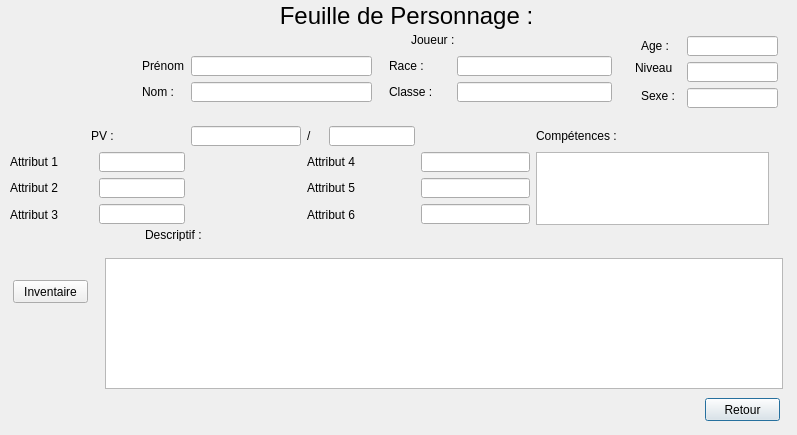
The window that fenetre/formModifierPersonnage.ui (helarion/Application-JDR) describes before a commit, drawn with Qt 5.
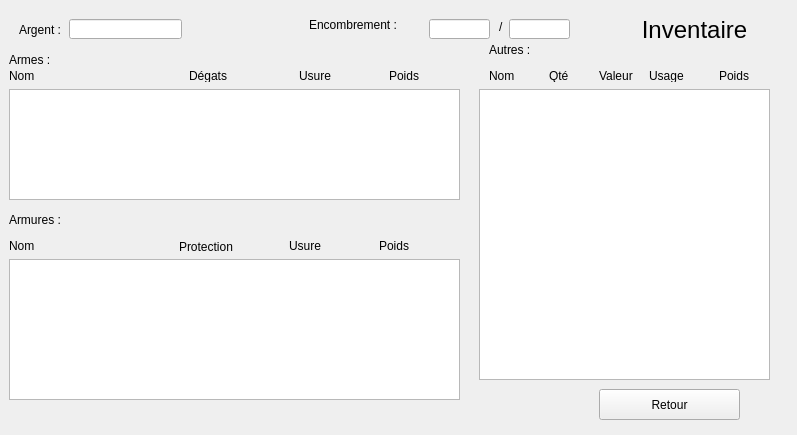
The same window after the commit.

Commit message: Ajout inventaire

```diff
--- a/fenetre/formModifierPersonnage.ui
+++ b/fenetre/formModifierPersonnage.ui
@@ -13,11 +13,71 @@
   <property name="windowTitle">
    <string>Dialog</string>
   </property>
+  <widget class="QStackedWidget" name="stackedWidget">
+   <property name="geometry">
+    <rect>
+     <x>-1</x>
+     <y>-1</y>
+     <width>791</width>
+     <height>431</height>
+    </rect>
+   </property>
+   <property name="currentIndex">
+    <number>1</number>
+   </property>
+   <widget class="QWidget" name="FeuillePersonnage">
+    <widget class="QPushButton" name="InventaireButton">
+     <property name="geometry">
+      <rect>
+       <x>13</x>
+       <y>290</y>
+       <width>75</width>
+       <height>23</height>
+      </rect>
+     </property>
+     <property name="text">
+      <string>Inventaire</string>
+     </property>
+    </widget>
+    <widget class="QLabel" name="Attribut_1Label">
+     <property name="geometry">
+      <rect>
+       <x>10</x>
+       <y>162</y>
+       <width>83</width>
+       <height>20</height>
+      </rect>
+     </property>
+     <property name="text">
+      <string>Attribut 1</string>
+     </property>
+    </widget>
+    <widget class="QLabel" name="label">
+     <property name="geometry">
+      <rect>
+       <x>231</x>
+       <y>10</y>
+       <width>351</width>
+       <height>31</height>
+      </rect>
+     </property>
+     <property name="font">
+      <font>
+       <pointsize>18</pointsize>
+      </font>
+     </property>
+     <property name="text">
+      <string>Feuille de Personnage :</string>
+     </property>
+     <property name="alignment">
+      <set>Qt::AlignCenter</set>
+     </property>
+    </widget>
   <widget class="QLabel" name="label_22">
    <property name="geometry">
     <rect>
      <x>389</x>
-     <y>56</y>
+       <y>66</y>
      <width>62</width>
      <height>20</height>
     </rect>
@@ -26,21 +86,11 @@
     <string>Race :</string>
    </property>
   </widget>
-  <widget class="QLineEdit" name="ClasseEdit">
-   <property name="geometry">
-    <rect>
-     <x>457</x>
-     <y>82</y>
-     <width>155</width>
-     <height>20</height>
-    </rect>
-   </property>
-  </widget>
   <widget class="QLabel" name="label_24">
    <property name="geometry">
     <rect>
      <x>10</x>
-     <y>107</y>
+       <y>117</y>
      <width>759</width>
      <height>13</height>
     </rect>
@@ -52,12 +102,32 @@
     <set>Qt::AlignCenter</set>
    </property>
   </widget>
-  <widget class="QLineEdit" name="PrenomPersonnageEdit">
+    <widget class="QListWidget" name="CompetenceList">
    <property name="geometry">
     <rect>
-     <x>191</x>
-     <y>56</y>
-     <width>181</width>
+       <x>536</x>
+       <y>162</y>
+       <width>233</width>
+       <height>73</height>
+      </rect>
+     </property>
+    </widget>
+    <widget class="QLineEdit" name="PVmaxEdit">
+     <property name="geometry">
+      <rect>
+       <x>329</x>
+       <y>136</y>
+       <width>86</width>
+       <height>20</height>
+      </rect>
+     </property>
+    </widget>
+    <widget class="QLineEdit" name="Attribut_4Edit">
+     <property name="geometry">
+      <rect>
+       <x>421</x>
+       <y>162</y>
+       <width>109</width>
      <height>20</height>
     </rect>
    </property>
@@ -66,7 +136,7 @@
    <property name="geometry">
     <rect>
      <x>307</x>
-     <y>152</y>
+       <y>162</y>
      <width>108</width>
      <height>20</height>
     </rect>
@@ -75,47 +145,70 @@
     <string>Attribut 4</string>
    </property>
   </widget>
-  <widget class="QLabel" name="label_20">
+    <widget class="QLabel" name="SanteLabel">
    <property name="geometry">
     <rect>
-     <x>635</x>
-     <y>58</y>
-     <width>40</width>
+       <x>91</x>
+       <y>136</y>
+       <width>94</width>
      <height>20</height>
     </rect>
    </property>
    <property name="text">
-    <string>Niveau :</string>
-   </property>
-  </widget>
-  <widget class="QLineEdit" name="AgeEdit">
+      <string>PV :</string>
+     </property>
+    </widget>
+    <widget class="QLabel" name="label_16">
    <property name="geometry">
     <rect>
-     <x>687</x>
-     <y>36</y>
-     <width>91</width>
+       <x>307</x>
+       <y>136</y>
+       <width>16</width>
      <height>20</height>
     </rect>
    </property>
-  </widget>
-  <widget class="QPushButton" name="retourButton">
+     <property name="text">
+      <string>/</string>
+     </property>
+    </widget>
+    <widget class="QLabel" name="ImagePerosnnageLabel">
    <property name="geometry">
     <rect>
-     <x>705</x>
-     <y>398</y>
-     <width>75</width>
-     <height>23</height>
+       <x>15</x>
+       <y>18</y>
+       <width>111</width>
+       <height>111</height>
     </rect>
    </property>
    <property name="text">
-    <string>Retour</string>
+      <string/>
+     </property>
+    </widget>
+    <widget class="QLineEdit" name="ClasseEdit">
+     <property name="geometry">
+      <rect>
+       <x>457</x>
+       <y>92</y>
+       <width>155</width>
+       <height>20</height>
+      </rect>
+     </property>
+    </widget>
+    <widget class="QLineEdit" name="Attribut_2Edit">
+     <property name="geometry">
+      <rect>
+       <x>99</x>
+       <y>188</y>
+       <width>86</width>
+       <height>20</height>
+      </rect>
    </property>
   </widget>
   <widget class="QLabel" name="label_12">
    <property name="geometry">
     <rect>
      <x>142</x>
-     <y>82</y>
+       <y>92</y>
      <width>43</width>
      <height>20</height>
     </rect>
@@ -124,12 +217,12 @@
     <string>Nom :</string>
    </property>
   </widget>
-  <widget class="QLineEdit" name="SexeEdit">
+    <widget class="QLineEdit" name="PrenomPersonnageEdit">
    <property name="geometry">
     <rect>
-     <x>687</x>
-     <y>88</y>
-     <width>91</width>
+       <x>191</x>
+       <y>66</y>
+       <width>181</width>
      <height>20</height>
     </rect>
    </property>
@@ -138,7 +231,7 @@
    <property name="geometry">
     <rect>
      <x>10</x>
-     <y>178</y>
+       <y>188</y>
      <width>75</width>
      <height>20</height>
     </rect>
@@ -147,177 +240,57 @@
     <string>Attribut 2 </string>
    </property>
   </widget>
-  <widget class="QLineEdit" name="Attribut_5Edit">
+    <widget class="QLabel" name="label_8">
    <property name="geometry">
     <rect>
-     <x>421</x>
-     <y>178</y>
-     <width>109</width>
+       <x>389</x>
+       <y>92</y>
+       <width>62</width>
      <height>20</height>
     </rect>
    </property>
-  </widget>
-  <widget class="QLineEdit" name="NomEdit">
+     <property name="text">
+      <string>Classe :</string>
+     </property>
+    </widget>
+    <widget class="QLineEdit" name="PVactuelEdit">
    <property name="geometry">
     <rect>
      <x>191</x>
-     <y>82</y>
-     <width>181</width>
+       <y>136</y>
+       <width>110</width>
      <height>20</height>
     </rect>
    </property>
   </widget>
-  <widget class="QLabel" name="label">
-   <property name="geometry">
-    <rect>
-     <x>231</x>
-     <y>0</y>
-     <width>351</width>
-     <height>31</height>
-    </rect>
-   </property>
-   <property name="font">
-    <font>
-     <pointsize>18</pointsize>
-    </font>
-   </property>
-   <property name="text">
-    <string>Feuille de Personnage :</string>
-   </property>
-   <property name="alignment">
-    <set>Qt::AlignCenter</set>
-   </property>
-  </widget>
-  <widget class="QLineEdit" name="PVmaxEdit">
-   <property name="geometry">
-    <rect>
-     <x>329</x>
-     <y>126</y>
-     <width>86</width>
-     <height>20</height>
-    </rect>
-   </property>
-  </widget>
-  <widget class="QLabel" name="label_23">
-   <property name="geometry">
-    <rect>
-     <x>641</x>
-     <y>36</y>
-     <width>40</width>
-     <height>20</height>
-    </rect>
-   </property>
-   <property name="text">
-    <string>Age :</string>
-   </property>
-  </widget>
   <widget class="QLineEdit" name="Attribut_3Edit">
    <property name="geometry">
     <rect>
      <x>99</x>
-     <y>204</y>
+       <y>214</y>
      <width>86</width>
      <height>20</height>
     </rect>
    </property>
   </widget>
-  <widget class="QLineEdit" name="NiveauEdit">
+    <widget class="QLabel" name="label_7">
    <property name="geometry">
     <rect>
-     <x>687</x>
-     <y>62</y>
-     <width>91</width>
+       <x>411</x>
+       <y>40</y>
+       <width>201</width>
      <height>20</height>
     </rect>
    </property>
-  </widget>
-  <widget class="QLabel" name="Attribut_5Label">
-   <property name="geometry">
-    <rect>
-     <x>307</x>
-     <y>178</y>
-     <width>108</width>
-     <height>20</height>
-    </rect>
-   </property>
    <property name="text">
-    <string>Attribut 5</string>
-   </property>
-  </widget>
-  <widget class="QPushButton" name="InventaireButton">
-   <property name="geometry">
-    <rect>
-     <x>13</x>
-     <y>280</y>
-     <width>75</width>
-     <height>23</height>
-    </rect>
-   </property>
-   <property name="text">
-    <string>Inventaire</string>
-   </property>
-  </widget>
-  <widget class="QLineEdit" name="Attribut_2Edit">
-   <property name="geometry">
-    <rect>
-     <x>99</x>
-     <y>178</y>
-     <width>86</width>
-     <height>20</height>
-    </rect>
-   </property>
-  </widget>
-  <widget class="QListWidget" name="CompetenceList">
-   <property name="geometry">
-    <rect>
-     <x>536</x>
-     <y>152</y>
-     <width>233</width>
-     <height>73</height>
-    </rect>
-   </property>
-  </widget>
-  <widget class="QLineEdit" name="RaceEdit">
-   <property name="geometry">
-    <rect>
-     <x>457</x>
-     <y>56</y>
-     <width>155</width>
-     <height>20</height>
-    </rect>
-   </property>
-  </widget>
-  <widget class="QLabel" name="label_9">
-   <property name="geometry">
-    <rect>
-     <x>142</x>
-     <y>56</y>
-     <width>43</width>
-     <height>20</height>
-    </rect>
-   </property>
-   <property name="text">
-    <string>Prénom :</string>
-   </property>
-  </widget>
-  <widget class="QLabel" name="SanteLabel">
-   <property name="geometry">
-    <rect>
-     <x>91</x>
-     <y>126</y>
-     <width>94</width>
-     <height>20</height>
-    </rect>
-   </property>
-   <property name="text">
-    <string>PV :</string>
+      <string>Joueur :</string>
    </property>
   </widget>
   <widget class="QLabel" name="label_19">
    <property name="geometry">
     <rect>
      <x>145</x>
-     <y>228</y>
+       <y>238</y>
      <width>155</width>
      <height>13</height>
     </rect>
@@ -326,11 +299,37 @@
     <string>Descriptif :</string>
    </property>
   </widget>
+    <widget class="QLabel" name="label_20">
+     <property name="geometry">
+      <rect>
+       <x>635</x>
+       <y>68</y>
+       <width>40</width>
+       <height>20</height>
+      </rect>
+     </property>
+     <property name="text">
+      <string>Niveau :</string>
+     </property>
+    </widget>
+    <widget class="QLabel" name="label_18">
+     <property name="geometry">
+      <rect>
+       <x>641</x>
+       <y>96</y>
+       <width>40</width>
+       <height>20</height>
+      </rect>
+     </property>
+     <property name="text">
+      <string>Sexe :</string>
+     </property>
+    </widget>
   <widget class="QLabel" name="label_11">
    <property name="geometry">
     <rect>
      <x>536</x>
-     <y>126</y>
+       <y>136</y>
      <width>233</width>
      <height>20</height>
     </rect>
@@ -339,127 +338,108 @@
     <string>Compétences :</string>
    </property>
   </widget>
-  <widget class="QLineEdit" name="PVactuelEdit">
-   <property name="geometry">
-    <rect>
-     <x>191</x>
-     <y>126</y>
-     <width>110</width>
-     <height>20</height>
-    </rect>
-   </property>
-  </widget>
-  <widget class="QLabel" name="Attribut_1Label">
+    <widget class="QLabel" name="Attribut_3Label">
    <property name="geometry">
     <rect>
      <x>10</x>
-     <y>152</y>
-     <width>83</width>
-     <height>20</height>
+       <y>214</y>
+       <width>75</width>
+       <height>21</height>
     </rect>
    </property>
    <property name="text">
-    <string>Attribut 1</string>
-   </property>
-  </widget>
-  <widget class="QLineEdit" name="Attribut_4Edit">
-   <property name="geometry">
-    <rect>
-     <x>421</x>
-     <y>152</y>
-     <width>109</width>
-     <height>20</height>
-    </rect>
+      <string>Attribut 3</string>
    </property>
   </widget>
   <widget class="QTextEdit" name="DescriptifEdit">
    <property name="geometry">
     <rect>
      <x>105</x>
-     <y>258</y>
+       <y>268</y>
      <width>678</width>
      <height>131</height>
     </rect>
    </property>
   </widget>
-  <widget class="QLabel" name="label_7">
+    <widget class="QLineEdit" name="RaceEdit">
    <property name="geometry">
     <rect>
-     <x>411</x>
-     <y>30</y>
-     <width>201</width>
+       <x>457</x>
+       <y>66</y>
+       <width>155</width>
      <height>20</height>
     </rect>
    </property>
-   <property name="text">
-    <string>Joueur :</string>
-   </property>
-  </widget>
-  <widget class="QLineEdit" name="Attribut_1Edit">
+    </widget>
+    <widget class="QPushButton" name="retourButton">
    <property name="geometry">
     <rect>
-     <x>99</x>
-     <y>152</y>
-     <width>86</width>
-     <height>20</height>
-    </rect>
-   </property>
-  </widget>
-  <widget class="QLabel" name="label_8">
-   <property name="geometry">
-    <rect>
-     <x>389</x>
-     <y>82</y>
-     <width>62</width>
-     <height>20</height>
-    </rect>
-   </property>
+       <x>705</x>
+       <y>408</y>
+       <width>75</width>
+       <height>23</height>
+      </rect>
+     </property>
    <property name="text">
-    <string>Classe :</string>
-   </property>
-  </widget>
-  <widget class="QLabel" name="label_18">
+      <string>Retour</string>
+     </property>
+    </widget>
+    <widget class="QLineEdit" name="NomEdit">
    <property name="geometry">
     <rect>
-     <x>641</x>
-     <y>86</y>
-     <width>40</width>
+       <x>191</x>
+       <y>92</y>
+       <width>181</width>
      <height>20</height>
     </rect>
-   </property>
-   <property name="text">
-    <string>Sexe :</string>
-   </property>
-  </widget>
-  <widget class="QLabel" name="ImagePerosnnageLabel">
-   <property name="geometry">
-    <rect>
-     <x>15</x>
-     <y>8</y>
-     <width>111</width>
-     <height>111</height>
-    </rect>
-   </property>
-   <property name="text">
-    <string/>
    </property>
   </widget>
   <widget class="QLineEdit" name="Attribut_6Edit">
    <property name="geometry">
     <rect>
      <x>421</x>
-     <y>204</y>
+       <y>214</y>
      <width>109</width>
      <height>20</height>
     </rect>
    </property>
   </widget>
-  <widget class="QLabel" name="label_16">
+    <widget class="QLineEdit" name="Attribut_5Edit">
    <property name="geometry">
     <rect>
-     <x>307</x>
-     <y>126</y>
-     <width>16</width>
+       <x>421</x>
+       <y>188</y>
+       <width>109</width>
+       <height>20</height>
+      </rect>
+     </property>
+    </widget>
+    <widget class="QLineEdit" name="AgeEdit">
+     <property name="geometry">
+      <rect>
+       <x>687</x>
+       <y>46</y>
+       <width>91</width>
+       <height>20</height>
+      </rect>
+     </property>
+    </widget>
+    <widget class="QLineEdit" name="Attribut_1Edit">
+     <property name="geometry">
+      <rect>
+       <x>99</x>
+       <y>162</y>
+       <width>86</width>
+       <height>20</height>
+      </rect>
+     </property>
+    </widget>
+    <widget class="QLabel" name="label_9">
+     <property name="geometry">
+      <rect>
+       <x>142</x>
+       <y>66</y>
+       <width>43</width>
      <height>20</height>
     </rect>
    </property>
@@ -471,7 +451,7 @@
    <property name="geometry">
     <rect>
      <x>307</x>
-     <y>204</y>
+       <y>214</y>
      <width>108</width>
      <height>21</height>
     </rect>
@@ -480,18 +460,398 @@
     <string>Attribut 6</string>
    </property>
   </widget>
-  <widget class="QLabel" name="Attribut_3Label">
+    <widget class="QLabel" name="label_23">
    <property name="geometry">
     <rect>
+       <x>641</x>
+       <y>46</y>
+       <width>40</width>
+       <height>20</height>
+      </rect>
+     </property>
+     <property name="text">
+      <string>Age :</string>
+     </property>
+    </widget>
+    <widget class="QLabel" name="Attribut_5Label">
+     <property name="geometry">
+      <rect>
+       <x>307</x>
+       <y>188</y>
+       <width>108</width>
+       <height>20</height>
+      </rect>
+     </property>
+     <property name="text">
+      <string>Attribut 5</string>
+     </property>
+    </widget>
+    <widget class="QLineEdit" name="SexeEdit">
+     <property name="geometry">
+      <rect>
+       <x>687</x>
+       <y>98</y>
+       <width>91</width>
+       <height>20</height>
+      </rect>
+     </property>
+    </widget>
+    <widget class="QLineEdit" name="NiveauEdit">
+     <property name="geometry">
+      <rect>
+       <x>687</x>
+       <y>72</y>
+       <width>91</width>
+       <height>20</height>
+      </rect>
+     </property>
+    </widget>
+   </widget>
+   <widget class="QWidget" name="Inventaire">
+    <widget class="QLabel" name="label_2">
+     <property name="geometry">
+      <rect>
+       <x>490</x>
+       <y>40</y>
+       <width>91</width>
+       <height>21</height>
+      </rect>
+     </property>
+     <property name="text">
+      <string>Autres :</string>
+     </property>
+    </widget>
+    <widget class="QLabel" name="label_5">
+     <property name="geometry">
+      <rect>
+       <x>310</x>
+       <y>10</y>
+       <width>111</width>
+       <height>31</height>
+      </rect>
+     </property>
+     <property name="text">
+      <string>Encombrement :</string>
+     </property>
+    </widget>
+    <widget class="QLineEdit" name="ArgentLineEdit">
+     <property name="geometry">
+      <rect>
+       <x>70</x>
+       <y>20</y>
+       <width>113</width>
+       <height>20</height>
+      </rect>
+     </property>
+    </widget>
+    <widget class="QTableView" name="ObjetTable">
+     <property name="geometry">
+      <rect>
+       <x>480</x>
+       <y>90</y>
+       <width>291</width>
+       <height>291</height>
+      </rect>
+     </property>
+    </widget>
+    <widget class="QLineEdit" name="EncombrementValeurEdit">
+     <property name="geometry">
+      <rect>
+       <x>430</x>
+       <y>20</y>
+       <width>61</width>
+       <height>20</height>
+      </rect>
+     </property>
+    </widget>
+    <widget class="QLabel" name="label_27">
+     <property name="geometry">
+      <rect>
+       <x>380</x>
+       <y>240</y>
+       <width>47</width>
+       <height>13</height>
+      </rect>
+     </property>
+     <property name="text">
+      <string>Poids</string>
+     </property>
+    </widget>
+    <widget class="QLabel" name="label_14">
+     <property name="geometry">
+      <rect>
+       <x>190</x>
+       <y>70</y>
+       <width>47</width>
+       <height>13</height>
+      </rect>
+     </property>
+     <property name="text">
+      <string>Dégats</string>
+     </property>
+    </widget>
+    <widget class="QLabel" name="label_32">
+     <property name="geometry">
+      <rect>
+       <x>720</x>
+       <y>70</y>
+       <width>47</width>
+       <height>13</height>
+      </rect>
+     </property>
+     <property name="text">
+      <string>Poids</string>
+     </property>
+    </widget>
+    <widget class="QLineEdit" name="EncombrementSeuilEdit">
+     <property name="geometry">
+      <rect>
+       <x>510</x>
+       <y>20</y>
+       <width>61</width>
+       <height>20</height>
+      </rect>
+     </property>
+    </widget>
+    <widget class="QLabel" name="label_15">
+     <property name="geometry">
+      <rect>
+       <x>300</x>
+       <y>70</y>
+       <width>47</width>
+       <height>13</height>
+      </rect>
+     </property>
+     <property name="text">
+      <string>Usure</string>
+     </property>
+    </widget>
+    <widget class="QLabel" name="label_26">
+     <property name="geometry">
+      <rect>
+       <x>290</x>
+       <y>240</y>
+       <width>47</width>
+       <height>13</height>
+      </rect>
+     </property>
+     <property name="text">
+      <string>Usure</string>
+     </property>
+    </widget>
+    <widget class="QLabel" name="label_3">
+     <property name="geometry">
+      <rect>
      <x>10</x>
-     <y>204</y>
-     <width>75</width>
+       <y>50</y>
+       <width>71</width>
      <height>21</height>
     </rect>
    </property>
    <property name="text">
-    <string>Attribut 3</string>
-   </property>
+      <string>Armes :</string>
+     </property>
+    </widget>
+    <widget class="QLabel" name="label_13">
+     <property name="geometry">
+      <rect>
+       <x>10</x>
+       <y>70</y>
+       <width>47</width>
+       <height>13</height>
+      </rect>
+     </property>
+     <property name="text">
+      <string>Nom</string>
+     </property>
+    </widget>
+    <widget class="QTableView" name="ArmesTable">
+     <property name="geometry">
+      <rect>
+       <x>10</x>
+       <y>90</y>
+       <width>451</width>
+       <height>111</height>
+      </rect>
+     </property>
+    </widget>
+    <widget class="QLabel" name="label_6">
+     <property name="geometry">
+      <rect>
+       <x>500</x>
+       <y>20</y>
+       <width>16</width>
+       <height>16</height>
+      </rect>
+     </property>
+     <property name="text">
+      <string>/</string>
+     </property>
+    </widget>
+    <widget class="QLabel" name="label_25">
+     <property name="geometry">
+      <rect>
+       <x>180</x>
+       <y>240</y>
+       <width>61</width>
+       <height>16</height>
+      </rect>
+     </property>
+     <property name="text">
+      <string>Protection</string>
+     </property>
+    </widget>
+    <widget class="QLabel" name="label_29">
+     <property name="geometry">
+      <rect>
+       <x>550</x>
+       <y>70</y>
+       <width>47</width>
+       <height>13</height>
+      </rect>
+     </property>
+     <property name="text">
+      <string>Qté</string>
+     </property>
+    </widget>
+    <widget class="QLabel" name="label_10">
+     <property name="geometry">
+      <rect>
+       <x>10</x>
+       <y>210</y>
+       <width>61</width>
+       <height>21</height>
+      </rect>
+     </property>
+     <property name="text">
+      <string>Armures :</string>
+     </property>
+    </widget>
+    <widget class="QLabel" name="label_31">
+     <property name="geometry">
+      <rect>
+       <x>650</x>
+       <y>70</y>
+       <width>47</width>
+       <height>13</height>
+      </rect>
+     </property>
+     <property name="text">
+      <string>Usage</string>
+     </property>
+    </widget>
+    <widget class="QLabel" name="label_4">
+     <property name="geometry">
+      <rect>
+       <x>20</x>
+       <y>20</y>
+       <width>71</width>
+       <height>21</height>
+      </rect>
+     </property>
+     <property name="text">
+      <string>Argent :</string>
+     </property>
+    </widget>
+    <widget class="QLabel" name="label_30">
+     <property name="geometry">
+      <rect>
+       <x>600</x>
+       <y>70</y>
+       <width>47</width>
+       <height>13</height>
+      </rect>
+     </property>
+     <property name="text">
+      <string>Valeur</string>
+     </property>
+    </widget>
+    <widget class="QLabel" name="label_21">
+     <property name="geometry">
+      <rect>
+       <x>10</x>
+       <y>240</y>
+       <width>47</width>
+       <height>13</height>
+      </rect>
+     </property>
+     <property name="text">
+      <string>Nom </string>
+     </property>
+    </widget>
+    <widget class="QLabel" name="label_28">
+     <property name="geometry">
+      <rect>
+       <x>490</x>
+       <y>70</y>
+       <width>47</width>
+       <height>13</height>
+      </rect>
+     </property>
+     <property name="text">
+      <string>Nom</string>
+     </property>
+    </widget>
+    <widget class="QLabel" name="label_17">
+     <property name="geometry">
+      <rect>
+       <x>390</x>
+       <y>70</y>
+       <width>47</width>
+       <height>13</height>
+      </rect>
+     </property>
+     <property name="text">
+      <string>Poids</string>
+     </property>
+    </widget>
+    <widget class="QTableView" name="ArmureTable">
+     <property name="geometry">
+      <rect>
+       <x>10</x>
+       <y>260</y>
+       <width>451</width>
+       <height>141</height>
+      </rect>
+     </property>
+    </widget>
+    <widget class="QLabel" name="label_33">
+     <property name="geometry">
+      <rect>
+       <x>630</x>
+       <y>10</y>
+       <width>131</width>
+       <height>41</height>
+      </rect>
+     </property>
+     <property name="font">
+      <font>
+       <pointsize>18</pointsize>
+       <weight>50</weight>
+       <bold>false</bold>
+      </font>
+     </property>
+     <property name="text">
+      <string>Inventaire</string>
+     </property>
+     <property name="alignment">
+      <set>Qt::AlignCenter</set>
+     </property>
+    </widget>
+    <widget class="QPushButton" name="RetourButton">
+     <property name="geometry">
+      <rect>
+       <x>600</x>
+       <y>390</y>
+       <width>141</width>
+       <height>31</height>
+      </rect>
+     </property>
+     <property name="text">
+      <string>Retour</string>
+     </property>
+    </widget>
+   </widget>
   </widget>
  </widget>
  <resources/>
```
Left out of the diff: 21 changed lines with no effect on the pictures. Lines whose indentation alone changed are shown as unchanged. The commit also changes 6 other files.
